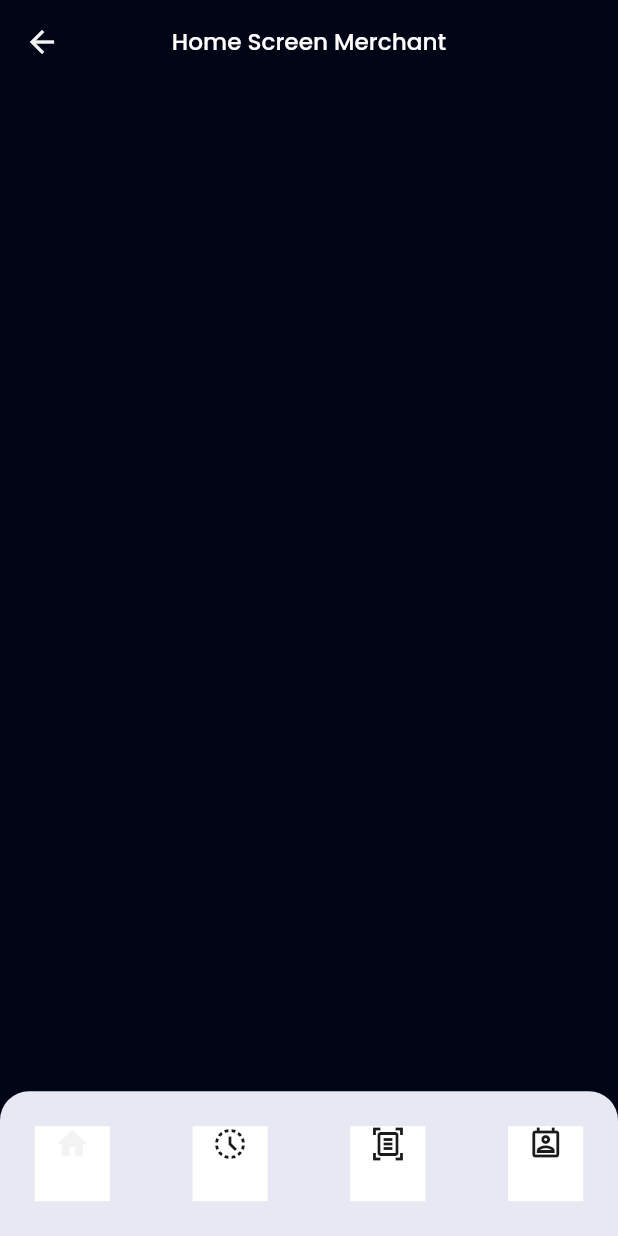
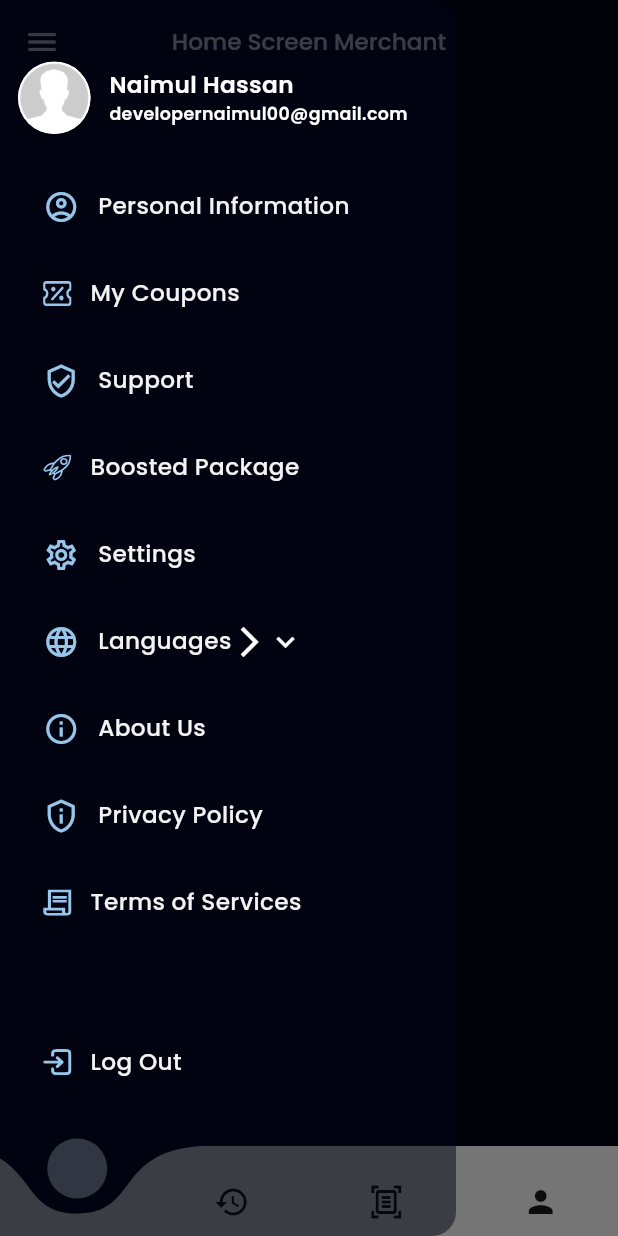
Before and after one commit to bdCalling-Sdt-hub/Rentx-App, a Flutter app: the HomeScreenMarch screen opened by its route, with the side drawer open (before the commit the screen has no drawer), on a phone screen of 412 x 824 dp. Run offline on Flutter 3.47's test engine with Material 3 defaults, Android fonts, the phone set to English and light mode, and no system bars; drawn by our look-alikes of curved_navigation_bar; our stand-ins replace cached_network_image, dotted_border, flutter_html, flutter_local_notifications, flutter_screenutil, flutter_svg and 9 more; accounts and stored records are empty; network calls fail.

Commit message:
home drawer done

```diff
--- a/lib/core/app_routes.dart
+++ b/lib/core/app_routes.dart
@@ -66,19 +66,19 @@ class AppRoutes {
     GetPage(
         name: homeScreenMarch,
         page: () => HomeScreenMarch(),
-        transition: Transition.rightToLeftWithFade),
+       ),
     GetPage(
         name: historyScreenMarch,
         page: () => HistoryScreenMarch(),
-        transition: Transition.rightToLeftWithFade),
+        ),
     GetPage(
         name: scanQrScreen,
         page: () => ScanQrScreen(),
-        transition: Transition.rightToLeftWithFade),
+        ),
     GetPage(
         name: profileScreenMarch,
         page: () => ProfileScreenMarch(),
-        transition: Transition.rightToLeftWithFade),
+        ),
     GetPage(
         name: couponDetailsScreen,
         page: () => CouponDetailsScreen(),
--- a/lib/utils/app_icons.dart
+++ b/lib/utils/app_icons.dart
@@ -2,4 +2,12 @@ class AppIcons {
   static const String baseurl = "lib/assets/icons";
 
   static const String burger = "$baseurl/burger.svg";
+
+  ///<<<================= Svg Icons ========================>>>
+  static const String assetIcons = "assets/icons";
+
+  static const String boostPackage = "$assetIcons/boostPackage.svg" ;
+  static const String coupons = "$assetIcons/coupons.svg" ;
+  static const String logOut = "$assetIcons/logOut.svg" ;
+  static const String termsOfService = "$assetIcons/termsOfService.svg" ;
 }
--- a/lib/utils/app_images.dart
+++ b/lib/utils/app_images.dart
@@ -22,5 +22,4 @@ class AppImages {
   static const String merchantIcon = "$baseurl/merchantIcon.svg" ;
   static const String userIcon = "$baseurl/userIcon.svg" ;
 
-
 }
--- a/lib/utils/app_string.dart
+++ b/lib/utils/app_string.dart
@@ -112,4 +112,9 @@ class AppString {
       "Enter the code that was sent to your email.";
   static const nowResetYour = "Now Reset Your ";
   static const passwordLength = "Password  must have 6-8 characters.";
+
+  static const personalInformation = "Personal Information";
+  static const boostedPackage = "Boosted Package";
+  static const languages = "Languages";
+
 }
--- a/lib/view/screen/Marchant_screens/CompleteProfile/complete_profile_merch.dart
+++ b/lib/view/screen/Marchant_screens/CompleteProfile/complete_profile_merch.dart
@@ -2,6 +2,7 @@
 import 'package:flutter/material.dart';
 import 'package:get/get.dart';
 import 'package:rentx/controllers/common_controller/auth/sign_up_controller.dart';
+import 'package:rentx/core/app_routes.dart';
 import 'package:rentx/extension/my_extension.dart';
 import 'package:rentx/helpers/other_helper.dart';
 import 'package:rentx/utils/app_colors.dart';
@@ -65,7 +66,11 @@ class CompleteProfileMerch extends StatelessWidget {
                 hindText: "Enter shop address",
               ),
               70.height,
-              CommonButton(titleText: "Done")
+              CommonButton(
+                onTap: () {
+                  Get.offAllNamed(AppRoutes.signIn);
+                },
+                  titleText: "Done")
             ],
           );
         },),
--- a/lib/view/screen/Marchant_screens/Components/bottom_bar_march.dart
+++ b/lib/view/screen/Marchant_screens/Components/bottom_bar_march.dart
@@ -1,6 +1,6 @@
+import 'package:curved_navigation_bar/curved_navigation_bar.dart';
 import 'package:flutter/foundation.dart';
 import 'package:flutter/material.dart';
-import 'package:flutter_screenutil/flutter_screenutil.dart';
 import 'package:get/get.dart';
 
 import '../../../../core/app_routes.dart';
@@ -20,16 +20,16 @@ class BottomBarMarch extends StatefulWidget {
 class _BottomBarMarchState extends State<BottomBarMarch> {
   var bottomNavIndex = 0;
   List<Widget> unselectedIcons = [
-    const Icon(Icons.home_outlined, color: AppColors.black),
-    const Icon(Icons.history_toggle_off, color: AppColors.black),
-    const Icon(Icons.document_scanner_outlined, color: AppColors.black),
-    const Icon(Icons.perm_contact_cal_outlined, color: AppColors.black),
+    const Icon(Icons.settings_outlined, color: AppColors.black),
+    const Icon(Icons.notifications_outlined, color: AppColors.black),
+    const Icon(Icons.chat, color: AppColors.black),
+    const Icon(Icons.person_2_outlined, color: AppColors.black),
   ];
 
   List<Widget> selectedIcons = [
-    const Icon(Icons.home, color: AppColors.primaryColor),
-    const Icon(Icons.history, color: AppColors.primaryColor),
-    const Icon(Icons.document_scanner, color: AppColors.primaryColor),
+    const Icon(Icons.settings_outlined, color: AppColors.primaryColor),
+    const Icon(Icons.notifications, color: AppColors.primaryColor),
+    const Icon(Icons.chat, color: AppColors.primaryColor),
     const Icon(Icons.person, color: AppColors.primaryColor),
   ];
 
@@ -41,53 +41,46 @@ class _BottomBarMarchState extends State<BottomBarMarch> {
 
   @override
   Widget build(BuildContext context) {
-    return SingleChildScrollView(
-      physics: const NeverScrollableScrollPhysics(),
-      child: Container(
-        width: MediaQuery.of(context).size.width,
-        alignment: Alignment.center,
-        padding: EdgeInsets.all(12.sp),
-        decoration: BoxDecoration(
-            color: AppColors.blueLight,
-            borderRadius: BorderRadius.only(
-                topLeft: Radius.circular(20.r),
-                topRight: Radius.circular(20.r))),
-        child: Row(
-          mainAxisAlignment: MainAxisAlignment.spaceBetween,
-          children: List.generate(unselectedIcons.length, (index) {
-            return GestureDetector(
-              onTap: () => onTap(index),
-              child: Container(
-                margin: EdgeInsetsDirectional.all(12.sp),
-                height: 50,
-                width: 50,
-                color: AppColors.white,
-                child: Column(
-                  children: [
-                    index == bottomNavIndex
-                        ? selectedIcons[index]
-                        : unselectedIcons[index],
-                  ],
-                ),
-              ),
-            );
-          }),
-        ),
-      ),
-    );
+    return CurvedNavigationBar(
+        index: widget.currentIndex > 5 ? 2 : widget.currentIndex,
+        height: 60,
+        onTap: onTap,
+        color: AppColors.white,
+        buttonBackgroundColor: AppColors.s200,
+        backgroundColor: widget.currentIndex == 1
+            ? AppColors.s200
+            : AppColors.transparent,
+        animationCurve: Curves.easeInOut,
+        animationDuration: const Duration(milliseconds: 900),
+        items: [
+          Icon(Icons.home,
+              color: widget.currentIndex == 0
+                  ? AppColors.s200
+                  : AppColors.black),
+          Icon(Icons.history,
+              color: widget.currentIndex == 1
+                  ? AppColors.s200
+                  : AppColors.black),
+          Icon(Icons.document_scanner_outlined,
+              color: widget.currentIndex == 2
+                  ? AppColors.s200
+                  : AppColors.black),
+          Icon(Icons.person,
+              color: widget.currentIndex == 3
+                  ? AppColors.s200
+                  : AppColors.black),
+        ]);
   }
 
   void onTap(int index) async {
     if (kDebugMode) {
       print(widget.currentIndex);
     }
-
     if (index == 0) {
       if (!(widget.currentIndex == 0)) {
         Get.toNamed(AppRoutes.homeScreenMarch);
       }
-    }
-     else if (index == 1) {
+    } else if (index == 1) {
       if (!(widget.currentIndex == 1)) {
         Get.toNamed(AppRoutes.historyScreenMarch);
       }
--- a/lib/view/screen/Marchant_screens/History/History_screen_march.dart
+++ b/lib/view/screen/Marchant_screens/History/History_screen_march.dart
@@ -16,7 +16,7 @@ class HistoryScreenMarch extends StatelessWidget {
   @override
   Widget build(BuildContext context) {
     return Scaffold(
-      bottomNavigationBar: BottomBarMarch(currentIndex: 0),
+      bottomNavigationBar: BottomBarMarch(currentIndex: 1),
       appBar: AppBar(
         centerTitle: true,
         title: CommonText(text: "History"),
--- /dev/null
+++ b/lib/view/screen/Marchant_screens/Home/Widgets/drawer_item.dart
@@ -0,0 +1,36 @@
+import 'package:flutter/material.dart';
+import 'package:flutter_svg/flutter_svg.dart';
+import 'package:rentx/extension/my_extension.dart';
+import 'package:rentx/utils/app_images.dart';
+import 'package:rentx/view/component/image/common_image.dart';
+
+import '../../../../../utils/app_colors.dart';
+import '../../../../component/text/common_text.dart';
+
+
+Widget drawerItem(
+    {required String title, IconData? icon, String? svgIcon, VoidCallback? onTap}) {
+  return GestureDetector(
+    onTap: onTap,
+    child: Container(
+      height: 42,
+      margin: const EdgeInsets.symmetric(vertical: 8),
+      child: Row(
+        children: [
+          16.width,
+          svgIcon != null
+              ? CommonImage(imageSrc: svgIcon, imageColor: AppColors.s500, width: 18, height: 18,)
+              : Icon(
+            icon,
+            color: AppColors.s500,
+          ),
+          CommonText(
+            text: title,
+            color: AppColors.p500,
+            left: 12,
+          )
+        ],
+      ),
+    ),
+  );
+}
--- /dev/null
+++ b/lib/view/screen/Marchant_screens/Home/Widgets/home_drawer_merch.dart
@@ -0,0 +1,119 @@
+
+import 'package:flutter/material.dart';
+import 'package:flutter_screenutil/flutter_screenutil.dart';
+import 'package:get/get.dart';
+import 'package:rentx/extension/my_extension.dart';
+import 'package:rentx/utils/app_icons.dart';
+import 'package:rentx/view/component/text/common_text.dart';
+import '../../../../../core/app_routes.dart';
+import '../../../../../helpers/prefs_helper.dart';
+import '../../../../../utils/app_colors.dart';
+import '../../../../../utils/app_images.dart';
+import '../../../../../utils/app_string.dart';
+import '../../../../component/image/common_image.dart';
+import 'drawer_item.dart';
+
+class HomeDrawerMerch extends StatelessWidget {
+  HomeDrawerMerch({super.key});
+
+  RxBool isLanguageTapped = false.obs;
+
+  @override
+  Widget build(BuildContext context) {
+    return Drawer(
+        backgroundColor: AppColors.background.withOpacity(0.5),
+        child: Center(
+          child: Padding(
+            padding: const EdgeInsets.all(12),
+            child: ListView(
+              children: [
+                30.height,
+                Row(
+                  children: [
+                    Center(
+                      child: CircleAvatar(
+                        radius: 25.sp,
+                        child: ClipOval(
+                          child: CommonImage(
+                            imageSrc: AppImages.profile,
+                            imageType: ImageType.png,
+                            height: 170,
+                            width: 170,
+                            defaultImage: AppImages.profile,
+                          ),
+                        ),
+                      ),
+                    ),
+                    12.width,
+                    Expanded(
+                      child: Column(
+                        children: [
+                          const CommonText(
+                            text: "Naimul Hassan",
+                            fontWeight: FontWeight.w600,
+                          ).start,
+                          const CommonText(
+                            text: "developernaimul00@gmail.com",
+                            fontSize: 12,
+                            fontWeight: FontWeight.w600,
+                          ).start
+                        ],
+                      ),
+                    )
+                  ],
+                ),
+                20.height,
+                drawerItem(
+                    // onTap: () => Get.toNamed(AppRoutes.profile),
+                    title: AppString.personalInformation,
+                    icon: Icons.account_circle_outlined),
+                drawerItem(
+                    // onTap: () => Get.toNamed(AppRoutes.setting),
+                    title: AppString.myCoupons,
+                    svgIcon: AppIcons.coupons,),
+                drawerItem(
+                    // onTap: () => Get.toNamed(AppRoutes.setting),
+                    title: AppString.support,
+                    icon: Icons.verified_user_outlined),
+                drawerItem(
+                    // onTap: () => Get.toNamed(AppRoutes.setting),
+                    title: AppString.boostedPackage,
+                    svgIcon: AppIcons.boostPackage),
+                drawerItem(
+                    // onTap: () => Get.toNamed(AppRoutes.setting),
+                    title: AppString.settings,
+                    icon: Icons.settings_outlined),
+                Row(
+                  children: [
+                    drawerItem(
+                      // onTap: () => Get.toNamed(AppRoutes.setting),
+                        title: AppString.languages,
+                        icon: Icons.language),
+                    Icon(Icons.arrow_forward_ios, color: AppColors.white, size: 24,),
+                    Icon(Icons.keyboard_arrow_down, color: AppColors.white, size: 24,),
+
+                  ],
+                ),
+                drawerItem(
+                    // onTap: () => Get.toNamed(AppRoutes.setting),
+                    title: AppString.aboutMe,
+                    icon: Icons.info_outline),
+                drawerItem(
+                    onTap: () => Get.toNamed(AppRoutes.privacyPolicy),
+                    title: AppString.privacyPolicy,
+                    icon: Icons.privacy_tip_outlined),
+                drawerItem(
+                    onTap: () => Get.toNamed(AppRoutes.termsOfServices),
+                    title: AppString.termsOfServices,
+                    svgIcon: AppIcons.termsOfService),
+                50.height,
+                drawerItem(
+                    onTap: PrefsHelper.removeAllPrefData,
+                    title: AppString.logOut,
+                    svgIcon: AppIcons.logOut),
+              ],
+            ),
+          ),
+        ));
+  }
+}
--- a/lib/view/screen/Marchant_screens/Home/home_screen_march.dart
+++ b/lib/view/screen/Marchant_screens/Home/home_screen_march.dart
@@ -2,6 +2,8 @@
 import 'package:flutter/material.dart';
 import 'package:rentx/view/component/text/common_text.dart';
 import 'package:rentx/view/screen/Marchant_screens/Components/bottom_bar_march.dart';
+import 'package:rentx/view/screen/Marchant_screens/Home/Widgets/home_drawer_merch.dart';
+
 
 class HomeScreenMarch extends StatelessWidget {
   const HomeScreenMarch({super.key});
@@ -10,6 +12,7 @@ class HomeScreenMarch extends StatelessWidget {
   Widget build(BuildContext context) {
     return Scaffold(
       bottomNavigationBar: BottomBarMarch(currentIndex: 0),
+      drawer: HomeDrawerMerch(),
       appBar: AppBar(
           title: CommonText(text: "Home Screen Merchant"),
       ),
--- a/lib/view/screen/Marchant_screens/Profile/profile_screen_march.dart
+++ b/lib/view/screen/Marchant_screens/Profile/profile_screen_march.dart
@@ -8,7 +8,7 @@ class ProfileScreenMarch extends StatelessWidget {
   @override
   Widget build(BuildContext context) {
     return Scaffold(
-      bottomNavigationBar: BottomBarMarch(currentIndex: 2),
+      bottomNavigationBar: BottomBarMarch(currentIndex: 3),
       appBar: AppBar(
         centerTitle: true,
         title: CommonText(text: "Profile"),
--- a/lib/view/screen/Marchant_screens/ScanQR/scan_qr_screen.dart
+++ b/lib/view/screen/Marchant_screens/ScanQR/scan_qr_screen.dart
@@ -8,7 +8,7 @@ class ScanQrScreen extends StatelessWidget {
   @override
   Widget build(BuildContext context) {
     return Scaffold(
-      bottomNavigationBar: BottomBarMarch(currentIndex: 1),
+      bottomNavigationBar: BottomBarMarch(currentIndex: 2),
       appBar: AppBar(
         centerTitle: true,
         title: CommonText(text: "Scan QR"),
--- a/pubspec.yaml
+++ b/pubspec.yaml
@@ -81,6 +81,7 @@ flutter:
   # To add assets to your application, add an assets section, like this:
   assets:
     - assets/images/
+    - assets/icons/
     - assets/images/profile.png
 
   # An image asset can refer to one or more resolution-specific "variants", see
```
Also changed, not shown: assets/icons/boostPackage.svg (added), assets/icons/coupons.svg (added), assets/icons/logOut.svg (added), assets/icons/termsOfService.svg (added).
